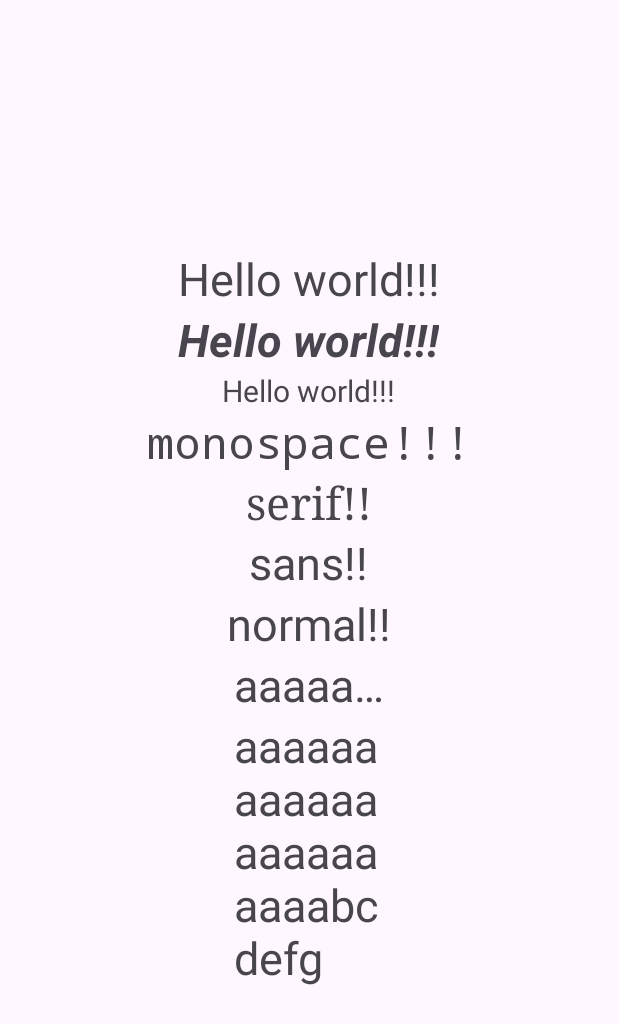
After one commit to MDandersonm/android, an Android app: the layout c02_textview.xml on its own in the app's theme, with its tools: preview values and no code run, on a phone screen of 412 x 824 dp. The commit adds this screen. Shown: the top 1024 px of the screen. Run offline under Robolectric (Android 15) with nearby library versions, the phone set to English and light mode, and no system bars.

Commit message:
02 textview, 03 imageview

```diff
--- /dev/null
+++ b/app/src/main/res/layout/c02_textview.xml
@@ -0,0 +1,75 @@
+
+<LinearLayout xmlns:android="http://schemas.android.com/apk/res/android"
+    android:id="@+id/main"
+    android:layout_width="match_parent"
+    android:layout_height="match_parent"
+    android:orientation="vertical"
+    android:gravity="center"
+    >
+<!--   @는 R.자바에 물어보라는 말 string.xml 의 hello_world라는 변수 값을 가져와서 넣어달라는 말 -->
+<!--    dp는 화면의크기에 관계없이 해상도에 따라서 변동. 설정에서 바꿔도 크기가 안바뀜-->
+    <TextView
+        android:layout_width="wrap_content"
+        android:layout_height="wrap_content"
+        android:text="@string/hello_world"
+        android:textSize="30dp"/>
+
+    <!--    sp는 화면의 크기가 커지면 그거에 따라 크기가 달라짐 - 가장 추천 -->
+    <TextView
+        android:layout_width="wrap_content"
+        android:layout_height="wrap_content"
+        android:text="@string/hello_world"
+        android:textSize="30sp"
+        android:textStyle="italic|bold"/>
+
+
+    <TextView
+        android:layout_width="wrap_content"
+        android:layout_height="wrap_content"
+        android:text="@string/hello_world"
+        android:textSize="30px"/>
+    <TextView
+        android:layout_width="wrap_content"
+        android:layout_height="wrap_content"
+        android:text="monospace!!!"
+        android:typeface="monospace"
+        android:textSize="30sp" />
+    <TextView
+        android:layout_width="wrap_content"
+        android:layout_height="wrap_content"
+        android:text="serif!!"
+        android:typeface="serif"
+        android:textSize="30sp" />
+    <TextView
+        android:layout_width="wrap_content"
+        android:layout_height="wrap_content"
+        android:text="sans!!"
+        android:typeface="sans"
+        android:textSize="30sp" />
+    <TextView
+        android:layout_width="wrap_content"
+        android:layout_height="wrap_content"
+        android:text="@string/normal"
+        android:typeface="normal"
+        android:textSize="30sp" />
+    <TextView
+        android:layout_width="wrap_content"
+        android:layout_height="wrap_content"
+        android:text="aaaaaaaaaaaaaaaaaaaaaabcdefg"
+        android:typeface="normal"
+        android:textSize="30sp"
+        android:singleLine="true"
+        android:width="100dp"/>
+    <TextView
+        android:layout_width="wrap_content"
+        android:layout_height="wrap_content"
+        android:text="aaaaaaaaaaaaaaaaaaaaaabcdefg"
+        android:typeface="normal"
+        android:textSize="30sp"
+        android:singleLine="false"
+        android:width="100dp"/>
+
+
+
+
+</LinearLayout>
--- a/app/src/main/res/values/colors.xml
+++ b/app/src/main/res/values/colors.xml
@@ -2,4 +2,7 @@
 <resources>
     <color name="black">#FF000000</color>
     <color name="white">#FFFFFFFF</color>
+    <color name="bright_gray">#c6c6c6</color>
+    <color name="gray">#808080</color>
+    <color name="mycolor">#8A2BE2</color>
 </resources>
--- a/app/src/main/res/values/strings.xml
+++ b/app/src/main/res/values/strings.xml
@@ -1,3 +1,5 @@
 <resources>
     <string name="app_name">knou-android</string>
+    <string name="hello_world">Hello world!!!</string>
+    <string name="normal">normal!!</string>
 </resources>
--- a/app/src/main/res/values/themes.xml
+++ b/app/src/main/res/values/themes.xml
@@ -3,7 +3,7 @@
     <style name="Base.Theme.Knouandroid" parent="Theme.Material3.DayNight.NoActionBar">
 <!--    <style name="Base.Theme.Knouandroid" parent="Theme.AppCompat.DayNight.NoActionBar">-->
         <!-- Customize your light theme here. -->
-        <!-- <item name="colorPrimary">@color/my_light_primary</item> -->
+         <item name="colorPrimary">@color/mycolor</item>
     </style>
 
     <style name="Theme.Knouandroid" parent="Base.Theme.Knouandroid" />
```
Also changed, not shown: app/src/main/java/com/example/knou_android/MainActivity.java (+18 -2 lines), app/src/main/res/layout/activity_main.xml (+12 -74 lines), app/src/main/res/layout/c01_view.xml (added, +61 -0 lines), app/src/main/res/layout/c03_imageview.xml (added, +73 -0 lines), app/src/main/res/drawable/banana.jpg (added).
